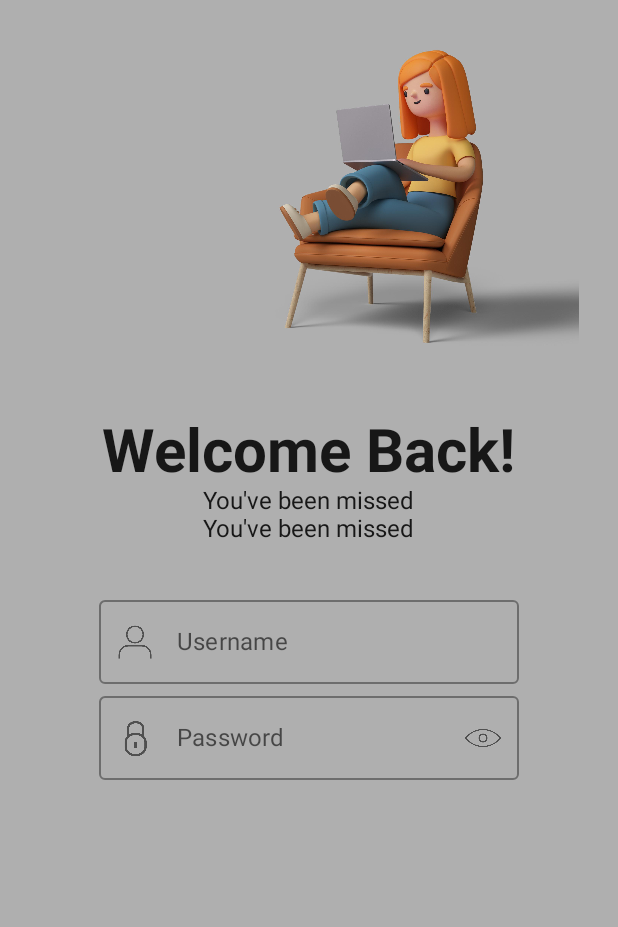
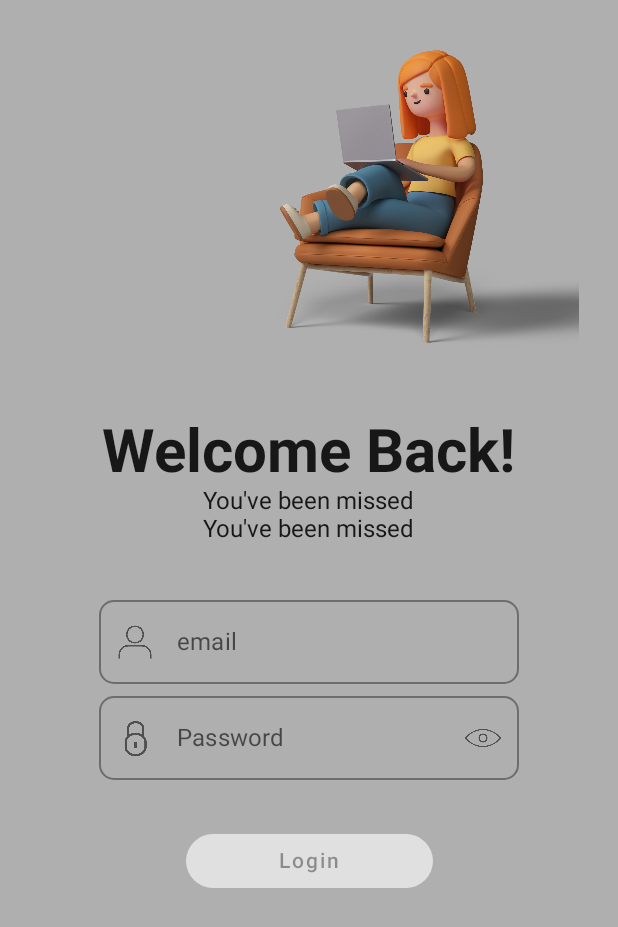
Before and after one commit to Raynafs/LoginScreen-UI-Jetpack-Compose, an Android app built with Jetpack Compose: the screen it shows after launch (MainActivity), on a phone screen of 412 x 824 dp. Shown: the top 927 px of the screen. Run offline under Robolectric (Android 15) with nearby library versions, the phone set to English and light mode, and no system bars.

Commit message:
Added button and validation for email and password

```diff
--- a/app/src/main/java/com/example/loginscreenui/MainActivity.kt
+++ b/app/src/main/java/com/example/loginscreenui/MainActivity.kt
@@ -1,15 +1,18 @@
 package com.example.loginscreenui
 
 import android.os.Bundle
+import android.util.Patterns
 import androidx.activity.ComponentActivity
 import androidx.activity.compose.setContent
 import androidx.compose.foundation.Image
 import androidx.compose.foundation.background
 import androidx.compose.foundation.layout.*
+import androidx.compose.foundation.shape.RoundedCornerShape
 import androidx.compose.material.*
 import androidx.compose.runtime.*
 import androidx.compose.ui.Alignment
 import androidx.compose.ui.Modifier
+import androidx.compose.ui.graphics.Color
 import androidx.compose.ui.layout.ContentScale
 import androidx.compose.ui.res.painterResource
 import androidx.compose.ui.text.font.FontWeight
@@ -32,8 +35,20 @@ class MainActivity : ComponentActivity() {
 
 @Composable
 fun Login() {
-    var username by remember { mutableStateOf("")}
+    var email by remember { mutableStateOf("")}
     var password by remember { mutableStateOf("")}
+
+    val isEmailValid by derivedStateOf {
+        Patterns.EMAIL_ADDRESS.matcher(email).matches()
+    }
+    val isPasswordValid by derivedStateOf {
+        password.length>7
+    }
+    var isPasswordVisible by remember{
+        mutableStateOf(false)
+    }
+
+    /*what is derived state of*/
     Column(
         modifier = Modifier
             .fillMaxWidth()
@@ -68,14 +83,18 @@ fun Login() {
             Text(text = "You've been missed")
             Text(text = "You've been missed")
             Spacer(modifier = Modifier.height(30.dp))
-            OutlinedTextField (value = username,
+
+            OutlinedTextField (value = email,
                 leadingIcon = {(Icon(
                 painter = painterResource(id = R.drawable.man),
                 contentDescription = "Username Icon" ,
                     modifier = Modifier.size(24.dp)))},
-                onValueChange = {username=it},
+                onValueChange = {email=it},
                 maxLines = 1,
-                label={Text(text="Username")})
+                label={Text(text="email")},
+                shape = RoundedCornerShape(10.dp)
+            )
+
           OutlinedTextField (value = password,
                leadingIcon = { Icon(
                 painter = painterResource(id = R.drawable.key),
@@ -86,8 +105,23 @@ fun Login() {
               modifier= Modifier.size(24.dp)) },
                onValueChange = {password=it},
                maxLines = 1,
-               label= {Text (text = "Password")},
-           visualTransformation = PasswordVisualTransformation())
+              label= {Text (text = "Password")},
+           visualTransformation = PasswordVisualTransformation(),
+          shape = RoundedCornerShape(10.dp)
+          )
+
+            Spacer(modifier = Modifier.height(30.dp))
+//enabled means showing the actual color
+            Button(onClick = { /*TODO*/ },
+            enabled= isEmailValid && isPasswordValid,
+                modifier = Modifier.fillMaxWidth(0.4f),
+                colors=ButtonDefaults.buttonColors(backgroundColor = Color.Cyan),
+                shape = RoundedCornerShape(20.dp),
+
+            )
+            {
+                Text(text = "Login")
+            }
 
         }
     }
```
